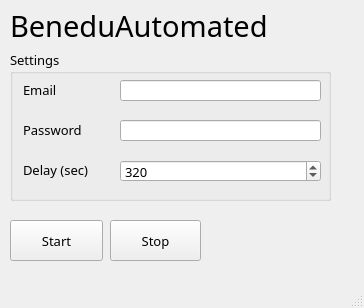
kihunsong22/BeneduAutomation_V0, file GUI_designs/main.ui: the form before one commit.
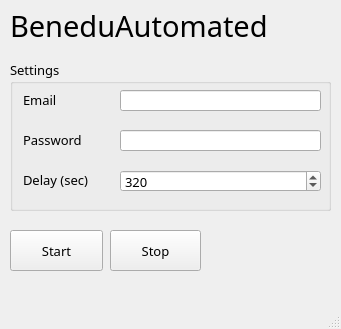
The form after the commit.

The edit to the form file:
```diff
--- a/GUI_designs/main.ui
+++ b/GUI_designs/main.ui
@@ -9,8 +9,8 @@
    <rect>
     <x>0</x>
     <y>0</y>
-    <width>364</width>
-    <height>308</height>
+    <width>341</width>
+    <height>329</height>
    </rect>
   </property>
   <property name="windowTitle">
@@ -24,7 +24,7 @@
     <property name="geometry">
      <rect>
       <x>10</x>
-      <y>220</y>
+      <y>230</y>
       <width>93</width>
       <height>41</height>
      </rect>
@@ -43,7 +43,7 @@
     <property name="geometry">
      <rect>
       <x>110</x>
-      <y>220</y>
+      <y>230</y>
       <width>91</width>
       <height>41</height>
      </rect>
@@ -84,7 +84,7 @@
     <property name="geometry">
      <rect>
       <x>10</x>
-      <y>50</y>
+      <y>60</y>
       <width>321</width>
       <height>151</height>
      </rect>
```
Left out of the diff: 22 changed lines with no effect on the pictures.
